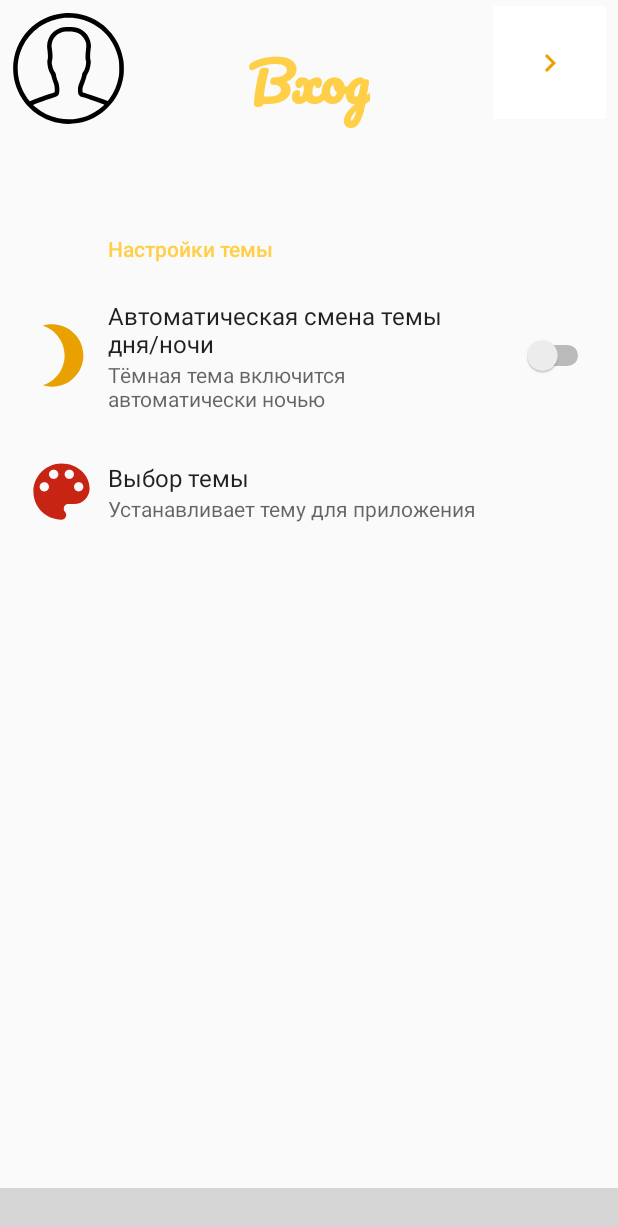
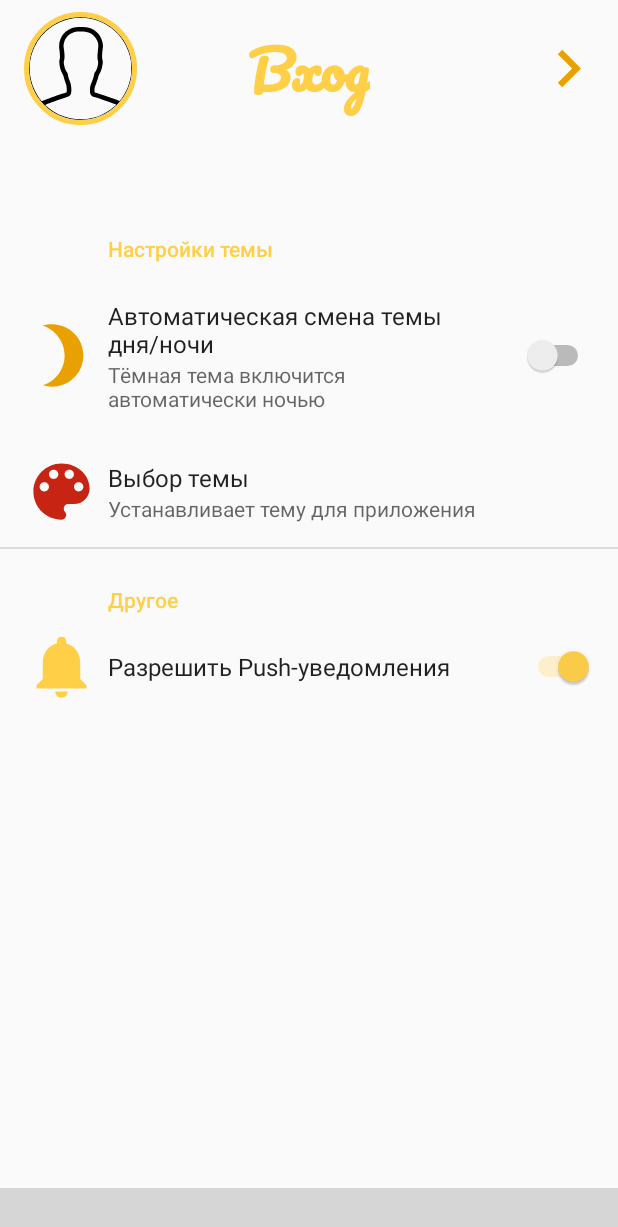
Before and after one commit to theKirill/MyApp, an Android app: the fragment LoginFragment placed in its activity, on a phone screen of 412 x 824 dp. Shown: the top 1227 px of the screen. Run offline under Robolectric (Android 15) with nearby library versions, the phone set to English and light mode, and no system bars; our stand-ins replace CircleImageView, Firebase (no records; nobody signed in at launch, a user with empty details on screens opened directly), androidx.preference; libraries missing offline, so code that uses them is left out: com.etebarian.meowbottomnavigation; plain views replace CircularProgressButton, MeowBottomNavigation; 7 statements that could not run were skipped; grey boxes are pictures that could not be loaded.

Commit message:
fixed and added fragment for user info

```diff
--- a/app/build.gradle
+++ b/app/build.gradle
@@ -5,8 +5,6 @@ apply plugin: 'kotlin-android'
 apply plugin: 'kotlin-android-extensions'
 
 apply plugin: 'kotlin-kapt'
-
-apply plugin: 'androidx.navigation.safeargs'
 
 android {
     compileSdkVersion 28
@@ -35,6 +33,9 @@ dependencies {
     implementation 'com.etebarian:meow-bottom-navigation:1.0.4'
     implementation 'br.com.simplepass:loading-button-android:2.1.5'
     implementation "com.google.android.material:material:1.0.0"
+    implementation 'de.hdodenhof:circleimageview:3.0.0'
+    implementation 'info.hoang8f:android-segmented:1.0.6'
+
     implementation "org.jetbrains.anko:anko-common:0.10.4"
 
     implementation 'com.google.firebase:firebase-core:17.0.1'
--- a/app/src/main/java/com/yanyushkin/myapp/LoginFragment.kt
+++ b/app/src/main/java/com/yanyushkin/myapp/LoginFragment.kt
@@ -75,7 +75,7 @@ class LoginFragment : Fragment(), LoginView {
         Navigation.findNavController(activity as Activity, R.id.login_nav_host_fragment)
             .navigate(R.id.action_loginFragment_to_mainActivity)
 
-        toast(activity as Context, getString(R.string.welcome_toast))
+        toast(activity as Context, getString(R.string.welcome_message))
     }
 
     override fun onLoginError() {
@@ -84,7 +84,7 @@ class LoginFragment : Fragment(), LoginView {
             getBitmap(activity as Context, R.drawable.ic_error_black)
         )*/
 
-        toast(activity as Context, getString(R.string.error_login_toast))
+        toast(activity as Context, getString(R.string.error_login_message))
     }
 
     override fun showProgress(): Unit = login_btn.startAnimation()
--- a/app/src/main/java/com/yanyushkin/myapp/MainActivity.kt
+++ b/app/src/main/java/com/yanyushkin/myapp/MainActivity.kt
@@ -1,6 +1,5 @@
 package com.yanyushkin.myapp
 
-import android.content.Context
 import android.os.Bundle
 import androidx.appcompat.app.AppCompatActivity
 import com.etebarian.meowbottomnavigation.MeowBottomNavigation
--- a/app/src/main/java/com/yanyushkin/myapp/extensions/SharedPrefExtensions.kt
+++ b/app/src/main/java/com/yanyushkin/myapp/extensions/SharedPrefExtensions.kt
@@ -13,4 +13,4 @@ fun Context.getPreferences(): SharedPreferences = getSharedPreferences(APP_PREFE
 /**
  * Берём из настроек информацию об автоматическом включении темы дня/ночи
  */
-fun SharedPreferences.getAutoDayNight(): Boolean = getBoolean("auto_daynight", true)
+fun SharedPreferences.getAutoDayNight(): Boolean = getBoolean("auto_daynight", false)
--- a/app/src/main/java/com/yanyushkin/myapp/views/SignInPart1View.kt
+++ /dev/null
@@ -1,6 +0,0 @@
-package com.yanyushkin.myapp.views
-
-interface SignInPart1View {
-
-    fun showNextPage()
-}
--- a/app/src/main/java/com/yanyushkin/myapp/views/SignInPart2View.kt
+++ b/app/src/main/java/com/yanyushkin/myapp/views/SignInView.kt
@@ -1,6 +1,6 @@
 package com.yanyushkin.myapp.views
 
-interface SignInPart2View : View {
+interface SignInView : View {
 
     fun onSignInSuccessful()
 
--- /dev/null
+++ b/app/src/main/res/drawable/ic_push.xml
@@ -0,0 +1,5 @@
+<vector android:height="50dp" android:tint="#FFCF48"
+    android:viewportHeight="24.0" android:viewportWidth="24.0"
+    android:width="50dp" xmlns:android="http://schemas.android.com/apk/res/android">
+    <path android:fillColor="#FF000000" android:pathData="M12,22c1.1,0 2,-0.9 2,-2h-4c0,1.1 0.89,2 2,2zM18,16v-5c0,-3.07 -1.64,-5.64 -4.5,-6.32L13.5,4c0,-0.83 -0.67,-1.5 -1.5,-1.5s-1.5,0.67 -1.5,1.5v0.68C7.63,5.36 6,7.92 6,11v5l-2,2v1h16v-1l-2,-2z"/>
+</vector>
--- a/app/src/main/res/layout/fragment_account.xml
+++ b/app/src/main/res/layout/fragment_account.xml
@@ -3,12 +3,12 @@
         xmlns:android="http://schemas.android.com/apk/res/android"
         xmlns:tools="http://schemas.android.com/tools"
         android:layout_width="match_parent"
-        android:layout_height="wrap_content">
+        android:layout_height="wrap_content" xmlns:app="http://schemas.android.com/apk/res-auto">
 
     <RelativeLayout
             android:id="@+id/no_account_layout"
             android:layout_width="match_parent"
-            android:layout_height="83dp">
+            android:layout_height="91dp">
 
         <TextView
                 android:id="@+id/no_account_tv"
@@ -24,6 +24,7 @@
                 android:layout_width="wrap_content"
                 android:layout_height="wrap_content"
                 android:layout_below="@+id/no_account_tv"
+                android:layout_marginTop="8dp"
                 android:layout_centerHorizontal="true">
 
             <androidx.appcompat.widget.AppCompatButton
@@ -42,16 +43,15 @@
 
         </LinearLayout>
 
-
     </RelativeLayout>
 
     <RelativeLayout
             android:id="@+id/account_layout"
             android:layout_width="match_parent"
-            android:layout_height="83dp"
+            android:layout_height="91dp"
             android:visibility="gone">
 
-        <androidx.appcompat.widget.AppCompatImageView
+        <de.hdodenhof.circleimageview.CircleImageView
                 android:id="@+id/photo_iv"
                 android:layout_width="75dp"
                 android:layout_height="75dp"
@@ -60,7 +60,11 @@
                 android:layout_marginTop="8dp"
                 android:layout_alignParentTop="true"
                 android:layout_alignParentStart="true"
-                android:layout_marginStart="8dp"/>
+                android:layout_marginStart="16dp"
+                android:layout_alignParentBottom="true"
+                android:layout_marginBottom="8dp"
+                app:civ_border_width="3dp"
+                app:civ_border_color="@color/colorPrimary"/>
 
         <TextView
                 android:id="@+id/name_tv"
@@ -68,6 +72,7 @@
                 android:layout_height="wrap_content"
                 style="@style/OtherTextView"
                 tools:text="Кирилл Янюшкин"
+                android:maxLines="1"
                 android:layout_toEndOf="@+id/photo_iv"
                 android:layout_marginStart="16dp"
                 android:layout_marginTop="16dp"
@@ -83,12 +88,11 @@
                 android:layout_marginTop="8dp"
                 android:layout_below="@+id/name_tv"/>
 
-        <androidx.appcompat.widget.AppCompatImageButton
+        <androidx.appcompat.widget.AppCompatImageView
                 android:id="@+id/about_button"
-                android:layout_width="75dp"
-                android:layout_height="75dp"
+                android:layout_width="50dp"
+                android:layout_height="50dp"
                 android:src="@drawable/ic_navigate_next"
-                android:background="@color/colorWhite"
                 android:layout_centerVertical="true"
                 android:layout_alignParentEnd="true"
                 android:layout_marginEnd="8dp"/>
--- a/app/src/main/res/layout/fragment_login.xml
+++ b/app/src/main/res/layout/fragment_login.xml
@@ -16,7 +16,7 @@
             android:layout_centerHorizontal="true"
             style="@style/MainTextView"
             android:text="@string/login_text"
-            android:layout_marginTop="16dp"
+            android:layout_marginTop="8dp"
             android:layout_alignParentTop="true"/>
 
     <androidx.appcompat.widget.AppCompatEditText
@@ -83,7 +83,7 @@
             android:layout_centerHorizontal="true"
             style="@style/MainButton"
             android:background="@drawable/rounded_view"
-            app:spinning_bar_width="4dp"
+            app:spinning_bar_width="2dp"
             app:spinning_bar_color="@color/colorSpinningBar"
             app:spinning_bar_padding="6dp"/>
 
--- a/app/src/main/res/values/strings.xml
+++ b/app/src/main/res/values/strings.xml
@@ -8,17 +8,23 @@
     <string name="sign_btn">Зарегистрироваться</string>
     <string name="email_hint">Электронный адрес</string>
     <string name="password_hint">Пароль</string>
-    <string name="name_hint">Как вас зовут</string>
+    <string name="name_hint">Как Вас зовут</string>
+    <string name="info_text">Укажите пол, имя и, если хотите, добавьте фотографию для Вашего профиля</string>
     <string name="forgot_password_btn">Забыли пароль?</string>
-    <string name="info_password_toast">Пароль должен состоять более, чем из 6 символов!</string>
-    <string name="error_sign_toast">Учётная запись с таким email уже существует!</string>
-    <string name="error_login_toast">Введён неверный пароль или такой учётной записи не существует!</string>
-    <string name="welcome_toast">Добро пожаловать!</string>
+    <string name="info_password_message">Пароль должен состоять более, чем из 6 символов!</string>
+    <string name="error_sign_message">Учётная запись с таким email уже существует!</string>
+    <string name="error_login_message">Введён неверный пароль или такой учётной записи не существует!</string>
+    <string name="welcome_message">Добро пожаловать!</string>
+    <string name="welcome_after_sign_message">Регистрация прошла успешно! Добро пожаловать!</string>
     <string name="themes_category_title_preference">Настройки темы</string>
     <string name="auto_daynight_title_preference">Автоматическая смена темы дня/ночи</string>
     <string name="auto_daynight_summary_preference">Тёмная тема включится автоматически ночью</string>
+    <string name="other_category_title_preference">Другое</string>
+    <string name="push_title_preference">Разрешить Push-уведомления</string>
     <string name="theme_title_preference">Выбор темы</string>
     <string name="theme_summary_preference">Устанавливает тему для приложения</string>
     <string name="dialog_message_preference">Выберите тему приложения</string>
     <string name="no_account_text">Вы не вошли в аккаунт</string>
+    <string name="male_rbtn">М</string>
+    <string name="female_rbtn">Ж</string>
 </resources>
--- a/app/src/main/res/xml/preference.xml
+++ b/app/src/main/res/xml/preference.xml
@@ -23,4 +23,15 @@
                 android:icon="@drawable/ic_color_themes"/>
     </PreferenceCategory>
 
+    <PreferenceCategory
+            android:title="@string/other_category_title_preference">
+
+        <SwitchPreference
+                android:key="push"
+                android:title="@string/push_title_preference"
+                android:icon="@drawable/ic_push"
+                android:defaultValue="true"/>
+
+    </PreferenceCategory>
+
 </PreferenceScreen>
--- a/build.gradle
+++ b/build.gradle
@@ -11,7 +11,6 @@ buildscript {
         classpath 'com.android.tools.build:gradle:3.4.2'
         classpath "org.jetbrains.kotlin:kotlin-gradle-plugin:$kotlin_version"
         classpath 'com.google.gms:google-services:4.2.0'
-        classpath "android.arch.navigation:navigation-safe-args-gradle-plugin:1.0.0"
         // NOTE: Do not place your application dependencies here; they belong
         // in the individual module build.gradle files
     }
```
Also changed, not shown: app/src/main/java/com/yanyushkin/myapp/SignInPart1Fragment.kt (+16 -11 lines), app/src/main/java/com/yanyushkin/myapp/SignInPart2Fragment.kt (+25 -5 lines), app/src/main/java/com/yanyushkin/myapp/presenters/SignInPart1Presenter.kt (+17 -6 lines), app/src/main/java/com/yanyushkin/myapp/presenters/SignInPart2Presenter.kt (+9 -13 lines), app/src/main/res/layout/fragment_signin.xml (+6 -3 lines), app/src/main/res/layout/fragment_signin2.xml (+57 -11 lines), app/src/main/res/layout/fragment_user_info.xml (added, +7 -0 lines), app/src/main/res/layout/layout_toolbar.xml (deleted, +0 -26 lines).
